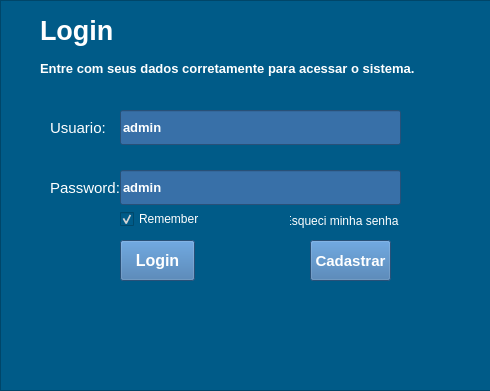
This is Views/teladelogin.ui in Weslei25/SistemaDeVendas as Qt 5 draws it before an edit. The edited form follows.
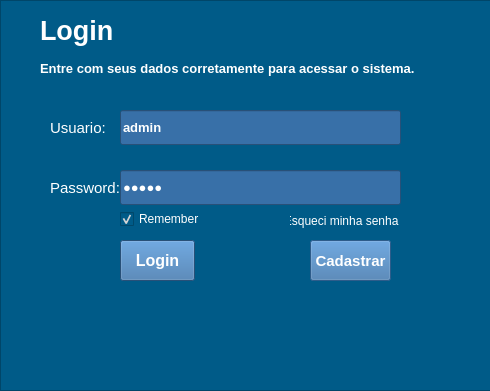
This is the edited form. Icons and pictures are not drawn.

```diff
--- a/Views/teladelogin.ui
+++ b/Views/teladelogin.ui
@@ -124,6 +124,9 @@
      <property name="text">
       <string>admin</string>
      </property>
+     <property name="echoMode">
+      <enum>QLineEdit::Password</enum>
+     </property>
     </widget>
     <widget class="QPushButton" name="pushButton">
      <property name="geometry">
@@ -277,7 +280,7 @@
     </widget>
     <widget class="QPushButton" name="pushButton_2">
      <property name="enabled">
-      <bool>true</bool>
+      <bool>false</bool>
      </property>
      <property name="geometry">
       <rect>
```
Left out of the diff: 6 changed lines with no effect on the pictures.
